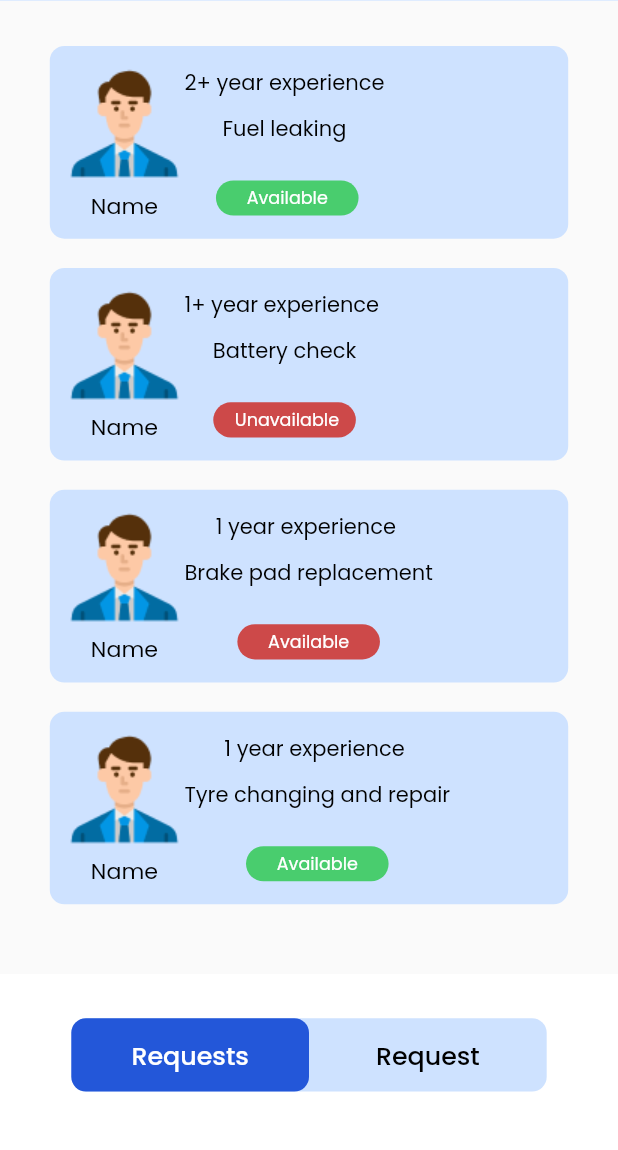
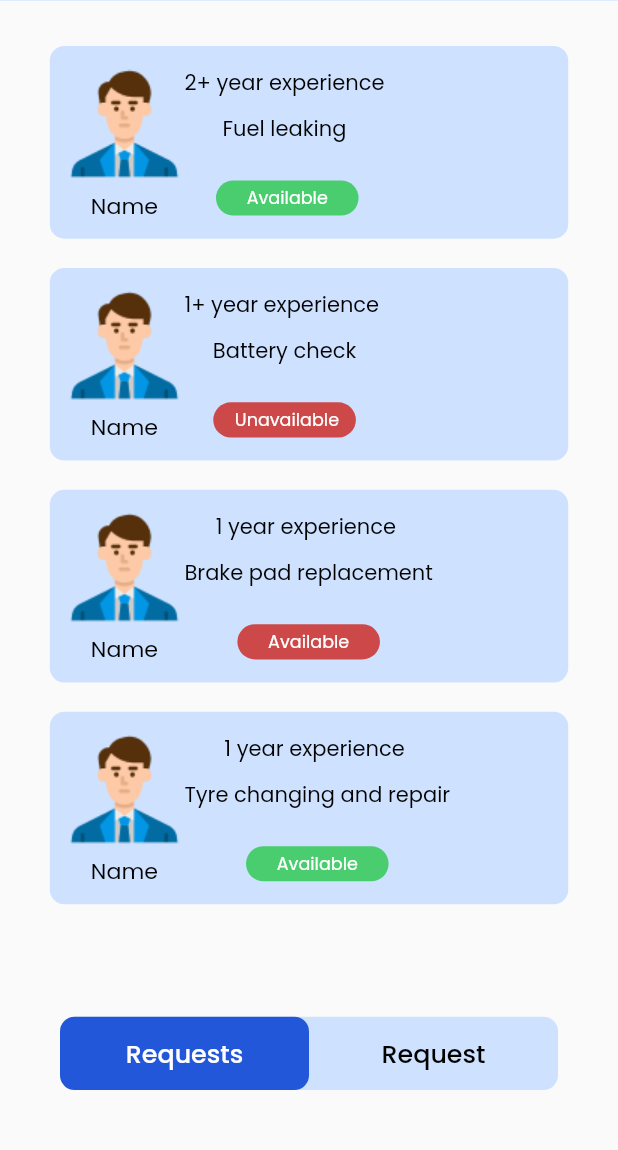
Before and after one commit to safvanmc/vehicle-repair-app, a Flutter app: the Userrequest screen opened directly, on a phone screen of 412 x 824 dp, the part 86-1236 px from its top. Run offline on Flutter 3.47's test engine with Material 3 defaults, Android fonts, the light colour scheme and no system bars; our stand-ins replace firebase_core, flutter_rating_bar, flutter_screenutil, google_fonts; accounts and stored records are empty.

Commit message:
third commit

```diff
--- a/lib/user/userrequest.dart
+++ b/lib/user/userrequest.dart
@@ -90,7 +90,9 @@ class _UserrequestState extends State<Userrequest> {
               ),
             ),
             Expanded(
-              child: Container(
+              child: Stack(
+                children: [
+                  Container(
                     width: double.infinity,
                     color: Colors.white,
                     child: Column(children: [
@@ -100,10 +102,14 @@ class _UserrequestState extends State<Userrequest> {
                           Usermechlist(),
                         ]),
                       ),
-                  Padding(
-                    padding: const EdgeInsets.only(
-                            left: 45, right: 45, bottom: 40, top: 30)
-                        .r,
+                    ]),
+                  ),
+                  Positioned(
+                    bottom: 20,
+                    left: 20,
+                    right: 20,
+                    child: Padding(
+                      padding: const EdgeInsets.all(20),
                       child: Container(
                         height: 50.h,
                         width: 300.w,
@@ -146,7 +152,8 @@ class _UserrequestState extends State<Userrequest> {
                         ),
                       ),
                     ),
-                ]),
+                  ),
+                ],
               ),
             ),
           ],
```
Lines whose indentation alone changed are shown as unchanged.
